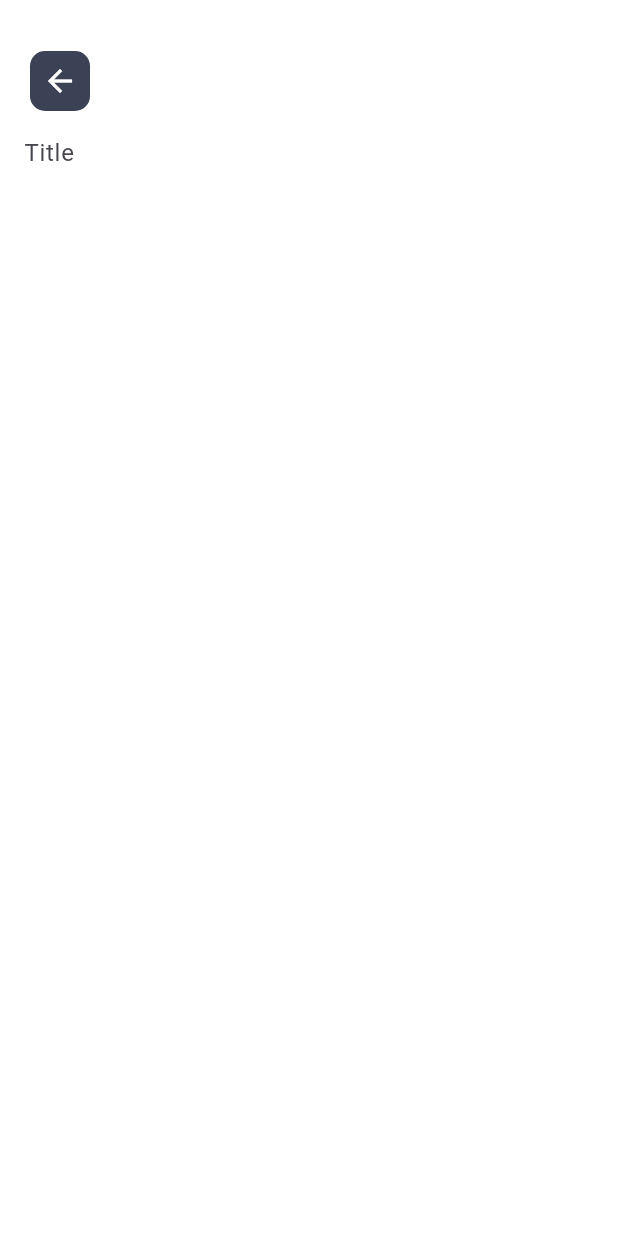
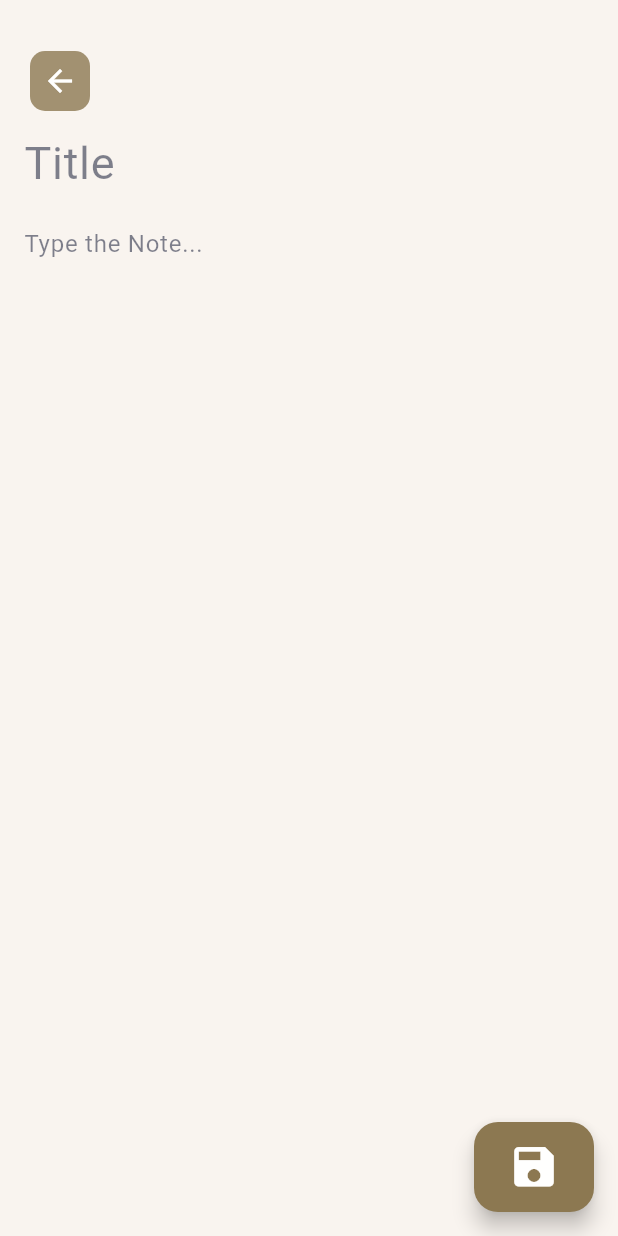
Before and after one commit to RBHDEV/MemosPhere, a Flutter app: the screen it shows after launch, after a tap on the "add" icon, on a phone screen of 412 x 824 dp. Run offline on Flutter 3.47's test engine with Material 3 defaults, Android fonts, the phone set to English and light mode, and no system bars; our stand-ins replace google_fonts.

Commit message:
I completed the EditNotePage
I did everything right, the only problem is that when I save the new note I show  me this error :

"type 'TextEditingController' is not a subtype of type 'String?'

Please search for a solution so I can publish my app. and thank you

```diff
--- a/lib/colors.dart
+++ b/lib/colors.dart
@@ -1,14 +1,36 @@
 import 'package:flutter/material.dart';
 
-  const Color the60 = Color.fromARGB(255, 255, 255, 255);
+  const Color the60 = Color.fromARGB(255, 249, 244, 239);
 
-  const Color the30 = Color.fromARGB(255, 242,242,242);
+  const Color the30 = Color.fromARGB(255, 255, 255, 254);
 
-  const Color the10 = Color.fromARGB(255, 28, 37, 65);
+  const Color the10 = Color.fromARGB(255, 234, 221, 207);
 
 
   const Color theyes = Color.fromARGB(255, 0, 48, 73);
   const Color theno = Color.fromARGB(255, 120, 0, 0);
 
-  const Color theblue = Color.fromARGB(255, 11, 19, 43);
-  const Color theblack = Color.fromARGB(255, 0, 0, 0);
+  const Color Special = Color.fromARGB(255, 242, 80, 66);
+  const Color delete = Color.fromARGB(255, 242, 80, 66);
+  const Color button = Color.fromARGB(255, 140, 120, 81);
+  const Color buttonhover = Color.fromARGB(255, 140, 120, 81);
+  const Color buttonText = Color.fromARGB(255, 255, 255, 254);
+  const Color Headline = Color.fromARGB(255, 2, 8, 38);
+  const Color Paragraph = Color.fromARGB(255, 113, 96, 64);
+  const Color Stroke = Color.fromARGB(255, 2, 8, 38);
+
+
+
+
+  //const Color the60 = Color.fromARGB(255, 255, 255, 255);
+
+  //const Color the30 = Color.fromARGB(255, 242,242,242);
+
+  //const Color the10 = Color.fromARGB(255, 28, 37, 65);
+
+
+  //const Color theyes = Color.fromARGB(255, 0, 48, 73);
+  //const Color theno = Color.fromARGB(255, 120, 0, 0);
+
+  //const Color theblue = Color.fromARGB(255, 11, 19, 43);
+  //const Color theblack = Color.fromARGB(255, 0, 0, 0);
--- a/lib/editpage.dart
+++ b/lib/editpage.dart
@@ -9,6 +9,10 @@ class editpage extends StatefulWidget {
 }
 
 class _editpageState extends State<editpage> {
+
+  TextEditingController _titleController = TextEditingController();
+  TextEditingController _contentController = TextEditingController();
+
   @override
   Widget build(BuildContext context) {
     return Scaffold(
@@ -22,6 +26,7 @@ class _editpageState extends State<editpage> {
 
               IconButton(
                 onPressed: () {
+                  Navigator.pop(context);
                   },
 
                 padding:  EdgeInsets.all(0),
@@ -31,11 +36,11 @@ class _editpageState extends State<editpage> {
                     height: 40,
                     width: 40,
                     decoration: BoxDecoration(
-                      color: theblue.withOpacity(0.8),
+                      color: button.withOpacity(0.8),
                       ),
                     child:  Icon(
                         Icons.arrow_back,
-                        color: the60,
+                        color: buttonText,
                         ),
                     ),
                   ),
@@ -47,20 +52,57 @@ class _editpageState extends State<editpage> {
             child: ListView(
               children: [
                 TextField(
+                  controller: _titleController,
+                  style: TextStyle(
+                    color: Headline,
+                    fontSize: 30,
+                    ),
                   decoration: InputDecoration(
                     border: InputBorder.none,
                     hintText: 'Title',
                     hintStyle: TextStyle(
-                      color:
+                      color: Headline.withOpacity(0.5),
+                      fontSize: 30,
+                      ),
+                    ),
+                  ),
+
+                TextField(
+                  controller: _contentController,
+                  style: TextStyle(
+                    color: Headline,
+                    ),
+                  decoration: InputDecoration(
+                    border: InputBorder.none,
+                    hintText: 'Type the Note...',
+                    hintStyle: TextStyle(
+                      color: Headline.withOpacity(0.5),
                       ),
                     ),
                   ),
                 ],
               ),
             ),
-
           ],
         ),
+      ),
+
+    floatingActionButton: SizedBox(
+      height: 60,
+      width: 80,
+      child: FloatingActionButton(
+          onPressed: () {
+            Navigator.pop(context,[
+              _titleController, _contentController
+              ]);
+            },
+          backgroundColor: button,
+          child: Icon(
+            Icons.save,
+            size: 35,
+            color: buttonText,
+            ),
+          ),
     ),
 
 
--- a/lib/home.dart
+++ b/lib/home.dart
@@ -68,7 +68,7 @@ class _HomeState extends State<Home> {
              Text(
               'MemosPhere',
               style: TextStyle(
-                color: theblue,
+                color: Headline,
                 fontSize: 20,
                 letterSpacing: 2,
                 fontWeight: FontWeight.bold,
@@ -90,11 +90,11 @@ class _HomeState extends State<Home> {
                   height: 40,
                   width: 40,
                   decoration: BoxDecoration(
-                    color: theblue.withOpacity(0.8),
+                    color: button.withOpacity(0.8),
                     ),
                   child:  Icon(
                       Icons.sort,
-                      color: the60,
+                      color: buttonText,
                       ),
                   ),
                 ),
@@ -110,27 +110,28 @@ class _HomeState extends State<Home> {
             TextField(
               onChanged: onSearchTextChange,
               decoration: InputDecoration(
-                fillColor: the30.withOpacity(0.8), filled: true,
+                fillColor: Colors.transparent,
+                hoverColor: buttonhover,
                 contentPadding: const EdgeInsets.symmetric(vertical: 12),
                 focusedBorder: OutlineInputBorder(
-                  borderRadius: BorderRadius.circular(30),
-                  borderSide: BorderSide(color: the60),
+                  borderRadius: BorderRadius.circular(15),
+                  borderSide: BorderSide(color: Stroke, width: 3),
                   ),
                 enabledBorder: OutlineInputBorder(
                   borderRadius: BorderRadius.circular(30),
-                  borderSide: BorderSide(color: Colors.transparent)
+                  borderSide: BorderSide(color: Stroke, width: 2)
                   ),
 
 
                 hintText: 'Search notes...',
                 hintStyle: TextStyle(
-                  color: theblack.withOpacity(0.3),
+                  color: Stroke.withOpacity(0.3),
                   fontSize: 16,
                   ),
 
                 prefixIcon: Icon(
                   Icons.search,
-                  color: the10
+                  color: Stroke
                   ),
 
                 ),
@@ -150,6 +151,8 @@ class _HomeState extends State<Home> {
                     child: ListTile(
                       onTap: () {},
                       tileColor: the30,
+                      hoverColor: buttonhover,
+                      splashColor: buttonhover.withOpacity(0.6),
                       contentPadding: EdgeInsets.all(15),
                       title: RichText(
                         maxLines: 3,
@@ -157,7 +160,7 @@ class _HomeState extends State<Home> {
                         text: TextSpan(
                           text: '${filteredList[index].title}\n',
                           style: GoogleFonts.montserrat(textStyle: TextStyle(
-                            color: Colors.black,
+                            color: Headline,
                             fontWeight: FontWeight.w700,
                             fontSize: 18,
                             height: 1.5,
@@ -166,7 +169,7 @@ class _HomeState extends State<Home> {
                             TextSpan(
                               text: filteredList[index].content,
                               style: GoogleFonts.montserrat(textStyle: TextStyle(
-                                color: Colors.black,
+                                color: Paragraph,
                                 fontWeight: FontWeight.w400,
                                 fontSize: 14,
                                 height: 1.5,
@@ -198,7 +201,7 @@ class _HomeState extends State<Home> {
                             }
                           },
                         icon: Icon(Icons.delete,
-                          color: the10,
+                          color: delete,
                           ),
                         ),
                       ),
@@ -211,19 +214,33 @@ class _HomeState extends State<Home> {
         ),
 
       floatingActionButton: FloatingActionButton(
-        onPressed: () {
-          Navigator.push(
+        onPressed: () async {
+          final result = await Navigator.push(
             context,
             MaterialPageRoute(
               builder: (BuildContext context) => editpage()
               )
             );
+
+          if(result != null) {
+            setState(() {
+              sampleNotes.add(
+                Note(
+                id: sampleNotes.length,
+                title: result[1],
+                content: result[2],
+                lmodifydate: DateTime.now())
+                );
+              filteredList = sampleNotes;
+              });
+            }
           },
-        backgroundColor: the10,
+
+        backgroundColor: button,
         child: Icon(
           Icons.add,
           size: 35,
-          color: the60,
+          color: buttonText,
           ),
         ),
       );
@@ -235,16 +252,17 @@ class _HomeState extends State<Home> {
                           builder: (BuildContext context) {
                             return AlertDialog(
                               backgroundColor: the30,
+
                               icon: Icon(
                                 Icons.info,
-                                color: Colors.grey[800],
+                                color: Stroke.withOpacity(0.6),
                                 ),
 
                               title: Text(
                                 'Are you sure wanna delete this note?',
                                 style: GoogleFonts.montserrat(textStyle: TextStyle(
                                   fontSize: 18,
-                                  color: theblack,
+                                  color: Headline,
                                   fontStyle: FontStyle.normal,
                                   fontWeight: FontWeight.w600
                                   ),),
@@ -253,6 +271,7 @@ class _HomeState extends State<Home> {
                               content: Row(
                                 mainAxisAlignment: MainAxisAlignment.spaceEvenly,
                                 children: [
+
                                   ElevatedButton(
                                     onPressed: () {
                                       Navigator.pop(context, true);
@@ -263,7 +282,7 @@ class _HomeState extends State<Home> {
                                     child: Text(
                                       'Yes',
                                       style: TextStyle(
-                                        color: the60,
+                                        color: buttonText,
                                         ),
                                       ),
                                     ),
@@ -278,7 +297,7 @@ class _HomeState extends State<Home> {
                                     child: Text(
                                       'No',
                                       style: TextStyle(
-                                        color: the60,
+                                        color: buttonText,
                                         ),
                                       ),
                                     ),
--- a/lib/notelist.dart
+++ b/lib/notelist.dart
@@ -1,5 +1,5 @@
 class Note {
-String? id;
+final id;
 String? title;
 String? content;
 final lmodifydate;
```
